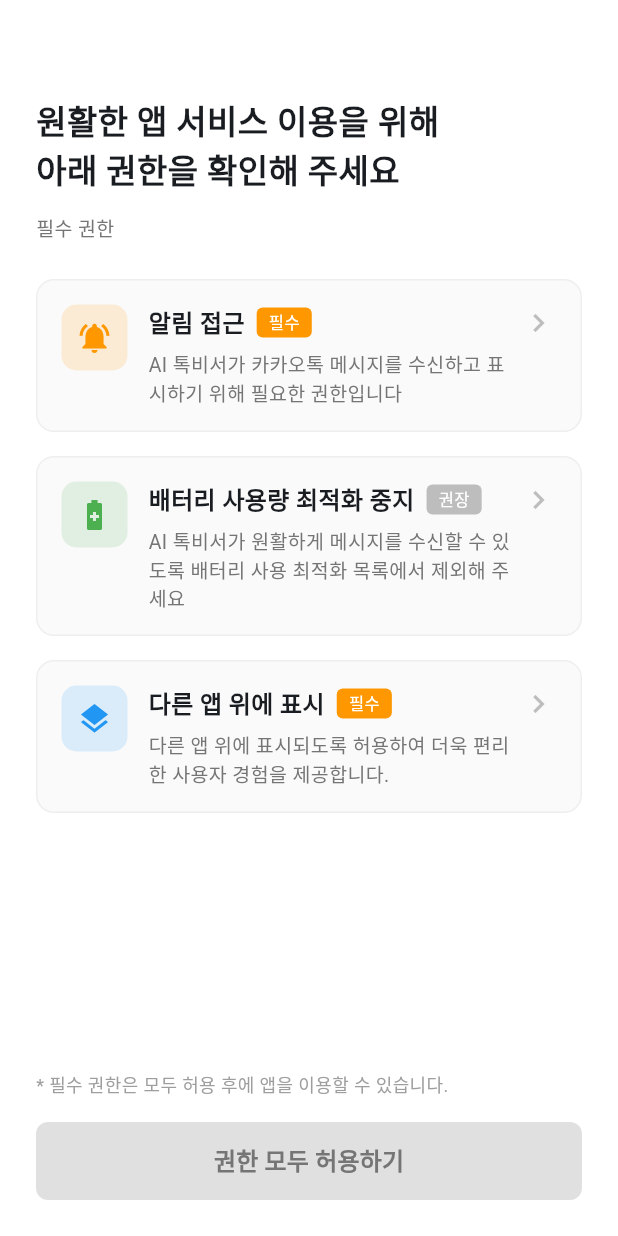
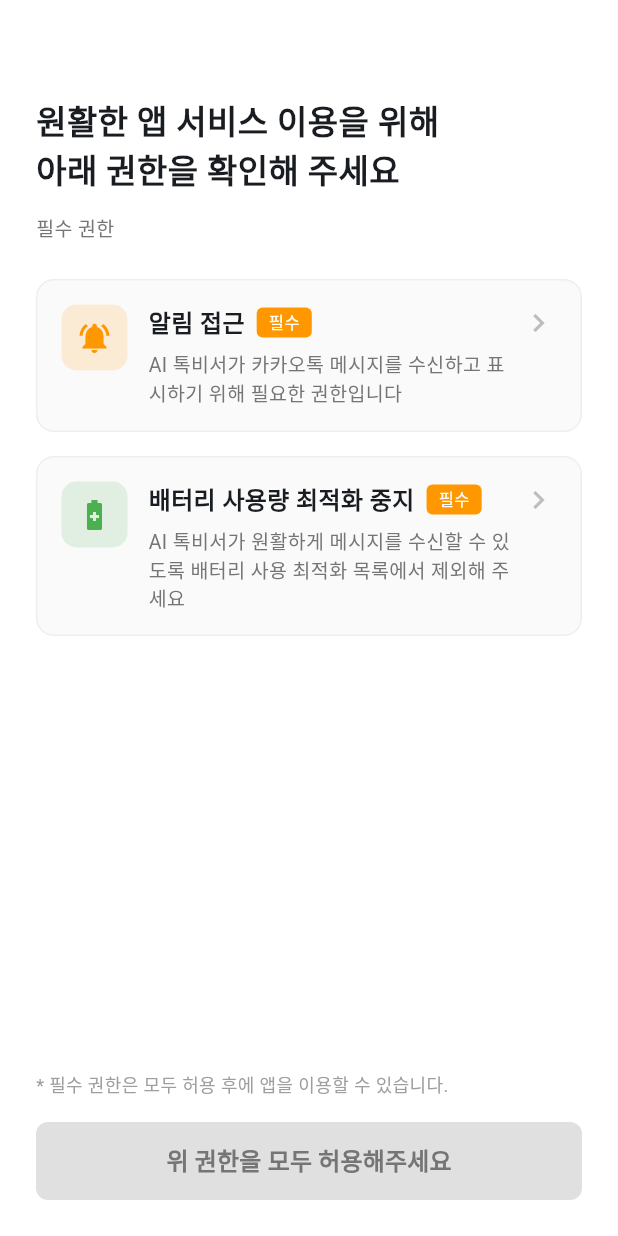
Before and after one commit to dlarlgur/messenger_summary, a Flutter app: the screen it shows after launch, on a phone screen of 412 x 824 dp. Run offline on Flutter 3.47's test engine with Material 3 defaults, Android fonts, the phone set to English and light mode, and no system bars; our stand-ins replace dio, flutter_markdown, flutter_secure_storage, in_app_purchase, package_info_plus, shared_preferences and 1 more; missing offline and left inert: gal, in_app_purchase_android, in_app_purchase_storekit; accounts and stored records are empty; network calls fail.

Commit message:
fix: 불필요한 권한 및 다이얼로그 문제 수정
- SYSTEM_ALERT_WINDOW (다른 앱 위에 표시) 권한 제거
- 알림 설정 다이얼로그 닫힘 문제 수정
- 권한 화면에서 overlay 권한 체크 제거
- 필수 권한: 알림 접근 + 배터리 최적화 제외 2개만

Co-Authored-By: Claude Opus 4.5 <noreply@anthropic.com>

```diff
--- a/lib/main.dart
+++ b/lib/main.dart
@@ -258,10 +258,9 @@ class _MainScreenState extends State<MainScreen> with WidgetsBindingObserver {
       debugPrint('JWT 토큰 발급 오류: $e');
     }
 
-    // 필수 권한 확인 (알림 접근 권한 + 배터리 최적화 제외 + 다른 앱 위에 표시)
+    // 필수 권한 확인 (알림 접근 권한 + 배터리 최적화 제외)
     bool notificationPermissionGranted = false;
     bool batteryOptimizationDisabled = false;
-    bool canDrawOverlays = false;
 
     try {
       notificationPermissionGranted =
@@ -277,20 +276,12 @@ class _MainScreenState extends State<MainScreen> with WidgetsBindingObserver {
       debugPrint('배터리 최적화 권한 확인 실패: $e');
     }
 
-    // 다른 앱 위에 표시 권한 확인 (필수 권한)
-    try {
-      canDrawOverlays = await methodChannel.invokeMethod<bool>('canDrawOverlays') ?? false;
-    } catch (e) {
-      debugPrint('다른 앱 위에 표시 권한 확인 실패: $e');
-    }
-
     if (mounted) {
       // 필수 권한이 모두 없으면 권한 화면으로
-      if (!notificationPermissionGranted || !batteryOptimizationDisabled || !canDrawOverlays) {
+      if (!notificationPermissionGranted || !batteryOptimizationDisabled) {
         debugPrint('⚠️ 권한 미허용 - 권한 화면으로 이동');
         debugPrint('  알림 권한: $notificationPermissionGranted');
         debugPrint('  배터리 최적화 제외: $batteryOptimizationDisabled');
-        debugPrint('  다른 앱 위에 표시: $canDrawOverlays');
         setState(() {
           _isPermissionGranted = false;
           _isCheckingPermissions = false; // 권한 확인 완료
@@ -300,7 +291,6 @@ class _MainScreenState extends State<MainScreen> with WidgetsBindingObserver {
         debugPrint('✅ 모든 필수 권한 허용됨 - 메인 화면 유지');
         debugPrint('  알림 권한: $notificationPermissionGranted');
         debugPrint('  배터리 최적화 제외: $batteryOptimizationDisabled');
-        debugPrint('  다른 앱 위에 표시: $canDrawOverlays');
         setState(() {
           _isPermissionGranted = true;
           _isCheckingPermissions = false; // 권한 확인 완료
--- a/lib/screens/permission_screen.dart
+++ b/lib/screens/permission_screen.dart
@@ -17,7 +17,6 @@ class _PermissionScreenState extends State<PermissionScreen> with WidgetsBinding
 
   bool _notificationPermissionGranted = false;
   bool _batteryOptimizationDisabled = false;
-  bool _canDrawOverlays = false;
   bool _isChecking = true;
 
   @override
@@ -57,21 +56,16 @@ class _PermissionScreenState extends State<PermissionScreen> with WidgetsBinding
       // 배터리 최적화 제외 확인
       final batteryOptimizationDisabled = await _methodChannel.invokeMethod<bool>('isBatteryOptimizationDisabled') ?? false;
 
-      // 다른 앱 위에 표시 권한 확인
-      final canDrawOverlays = await _methodChannel.invokeMethod<bool>('canDrawOverlays') ?? false;
-
       debugPrint('📋 권한 상태 확인:');
       debugPrint('  알림 권한: $notificationEnabled');
       debugPrint('  배터리 최적화 제외: $batteryOptimizationDisabled');
-      debugPrint('  다른 앱 위에 표시: $canDrawOverlays');
-      final allGranted = notificationEnabled && batteryOptimizationDisabled && canDrawOverlays;
+      final allGranted = notificationEnabled && batteryOptimizationDisabled;
       debugPrint('  필수 권한 모두 허용됨: $allGranted');
 
       if (mounted) {
         setState(() {
           _notificationPermissionGranted = notificationEnabled;
           _batteryOptimizationDisabled = batteryOptimizationDisabled;
-          _canDrawOverlays = canDrawOverlays;
           _isChecking = false;
         });
       }
@@ -99,20 +93,9 @@ class _PermissionScreenState extends State<PermissionScreen> with WidgetsBinding
     }
   }
 
-  Future<void> _openOverlaySettings() async {
-    try {
-      await _methodChannel.invokeMethod('openOverlaySettings');
-    } catch (e) {
-      debugPrint('오버레이 설정 열기 실패: $e');
-    }
-  }
-
   bool get _allRequiredPermissionsGranted =>
       _notificationPermissionGranted &&
-      _batteryOptimizationDisabled &&
-      _canDrawOverlays;
-
-  bool get _allPermissionsGranted => _notificationPermissionGranted && _batteryOptimizationDisabled;
+      _batteryOptimizationDisabled;
 
   @override
   Widget build(BuildContext context) {
@@ -167,28 +150,15 @@ class _PermissionScreenState extends State<PermissionScreen> with WidgetsBinding
 
                           const SizedBox(height: 16),
 
-                          // 배터리 최적화 제외 (권장)
+                          // 배터리 최적화 제외 (필수)
                           _buildPermissionItem(
                             icon: Icons.battery_saver,
                             iconColor: const Color(0xFF4CAF50),
                             title: '배터리 사용량 최적화 중지',
                             description: 'AI 톡비서가 원활하게 메시지를 수신할 수 있도록 배터리 사용 최적화 목록에서 제외해 주세요',
-                            isRequired: false,
+                            isRequired: true,
                             isGranted: _batteryOptimizationDisabled,
                             onTap: _openBatteryOptimizationSettings,
-                          ),
-
-                          const SizedBox(height: 16),
-
-                          // 다른 앱 위에 표시 (필수)
-                          _buildPermissionItem(
-                            icon: Icons.layers,
-                            iconColor: const Color(0xFF2196F3),
-                            title: '다른 앱 위에 표시',
-                            description: '다른 앱 위에 표시되도록 허용하여 더욱 편리한 사용자 경험을 제공합니다.',
-                            isRequired: true,
-                            isGranted: _canDrawOverlays,
-                            onTap: _openOverlaySettings,
                           ),
                         ],
                       ),
@@ -243,7 +213,6 @@ class _PermissionScreenState extends State<PermissionScreen> with WidgetsBinding
                             debugPrint('⚠️ 권한이 아직 허용되지 않음');
                             debugPrint('  알림 권한: $_notificationPermissionGranted');
                             debugPrint('  배터리 최적화 제외: $_batteryOptimizationDisabled');
-                            debugPrint('  다른 앱 위에 표시: $_canDrawOverlays');
                             // 권한이 없으면 다시 확인하도록 안내
                             ScaffoldMessenger.of(context).showSnackBar(
                               const SnackBar(
@@ -262,7 +231,7 @@ class _PermissionScreenState extends State<PermissionScreen> with WidgetsBinding
                     ),
                   ),
                   child: Text(
-                    _allRequiredPermissionsGranted ? '시작하기' : '권한 모두 허용하기',
+                    _allRequiredPermissionsGranted ? '시작하기' : '위 권한을 모두 허용해주세요',
                     style: TextStyle(
                       fontSize: 16,
                       fontWeight: FontWeight.w600,
@@ -338,13 +307,11 @@ class _PermissionScreenState extends State<PermissionScreen> with WidgetsBinding
                       Container(
                         padding: const EdgeInsets.symmetric(horizontal: 8, vertical: 2),
                         decoration: BoxDecoration(
-                          color: isRequired
-                              ? (isGranted ? Colors.green : const Color(0xFFFF9800))
-                              : (isGranted ? Colors.green : Colors.grey[400]),
+                          color: isGranted ? Colors.green : const Color(0xFFFF9800),
                           borderRadius: BorderRadius.circular(4),
                         ),
                         child: Text(
-                          isGranted ? '허용됨' : (isRequired ? '필수' : '권장'),
+                          isGranted ? '허용됨' : '필수',
                           style: const TextStyle(
                             fontSize: 11,
                             fontWeight: FontWeight.w500,
--- a/pubspec.yaml
+++ b/pubspec.yaml
@@ -1,7 +1,7 @@
 name: chat_llm
 description: AI Chat LLM Mobile App
 publish_to: 'none'
-version: 1.0.0+3
+version: 1.0.0+4
 
 environment:
   sdk: '>=3.0.0 <4.0.0'
```
Also changed, not shown: lib/screens/chat_room_list_screen.dart (+15 -4 lines), .claude/settings.local.json, 1 other file.
